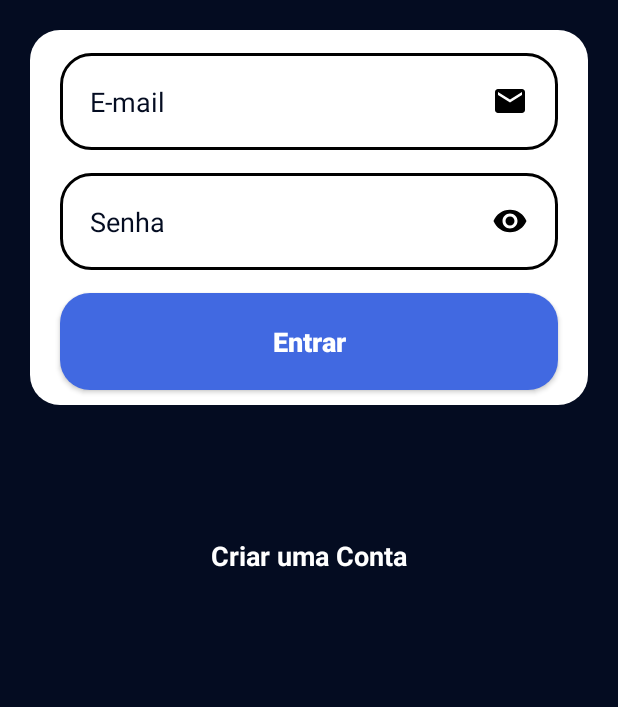
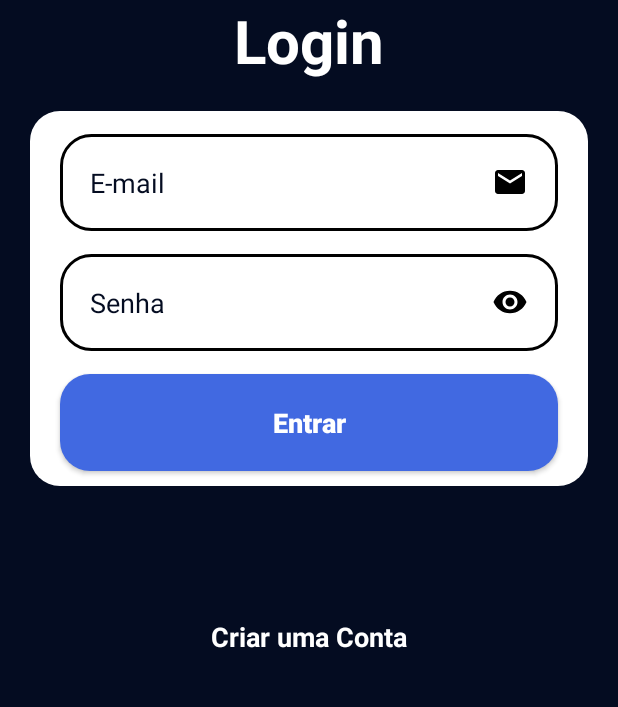
Before and after one commit to ruanmoraes018/android-2023.1, an Android app: the screen it shows after launch (Form_Login), on a phone screen of 412 x 824 dp, the part 375-1082 px from its top. Run offline under Robolectric (Android 15) with nearby library versions, the phone set to English and light mode, and no system bars.

Commit message:
Activitys

```diff
--- a/app/src/main/res/layout/activity_form_login.xml
+++ b/app/src/main/res/layout/activity_form_login.xml
@@ -27,12 +27,25 @@
         app:layout_constraintTop_toTopOf="parent">
     </ImageView>
 
+    <TextView
+        android:id="@+id/title_login"
+        android:layout_width="wrap_content"
+        android:layout_height="wrap_content"
+        android:text="@string/title_login"
+        android:textSize="40sp"
+        android:textColor="@color/white"
+        android:textStyle="bold"
+        app:layout_constraintStart_toStartOf="parent"
+        app:layout_constraintEnd_toEndOf="parent"
+        app:layout_constraintTop_toBottomOf="@id/logo"
+        />
+
     <View
         android:id="@+id/containerComponents"
         style="@style/ContainerComponents"
         app:layout_constraintStart_toStartOf="parent"
         app:layout_constraintEnd_toEndOf="parent"
-        app:layout_constraintTop_toBottomOf="@id/logo">
+        app:layout_constraintTop_toBottomOf="@id/title_login">
     </View>
 
     <EditText
--- a/app/src/main/res/values/strings.xml
+++ b/app/src/main/res/values/strings.xml
@@ -2,4 +2,6 @@
     <string name="app_name">TokenTravel</string>
     <string name="entrar">Entrar</string>
     <string name="text_cadastro">Criar uma Conta</string>
+    <string name="title_cadastro">Realize seu cadastro</string>
+    <string name="title_login">Login</string>
 </resources>
```
Also changed, not shown: app/src/main/java/com/android/tokentravel/FormCadastro.java (added, +14 -0 lines), app/src/main/res/layout/activity_form_cadastro.xml (added, +85 -0 lines).
